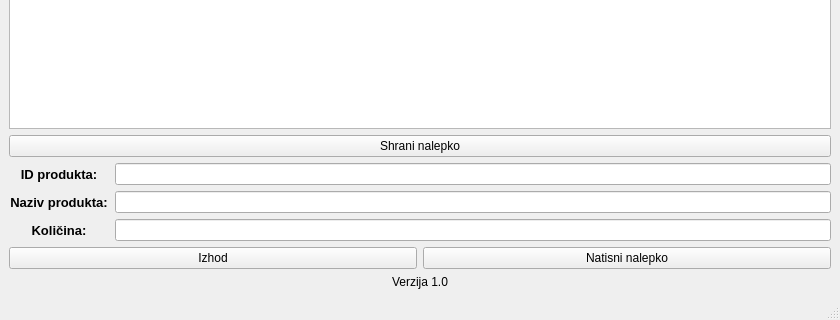
Qt form mainwindow.ui (nejcSedo/PrintNalepk) before a commit; both pictures show x 0 to 840 and y 168 to 488 of the 840 by 488 pixel window.
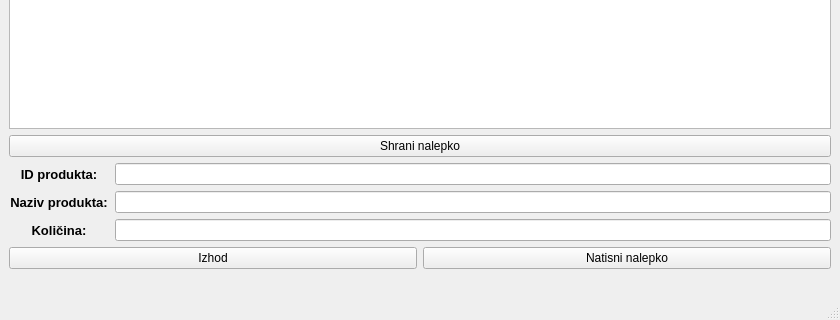
The same form after that commit. Icons and pictures are not drawn.

The edit to the form file:
```diff
--- a/mainwindow.ui
+++ b/mainwindow.ui
@@ -182,7 +182,7 @@
     <item row="1" column="0">
      <widget class="QLabel" name="label">
       <property name="text">
-       <string>Verzija 1.0</string>
+       <string/>
       </property>
       <property name="alignment">
        <set>Qt::AlignCenter</set>
```
Left out of the diff: 2 changed lines with no effect on the pictures.
